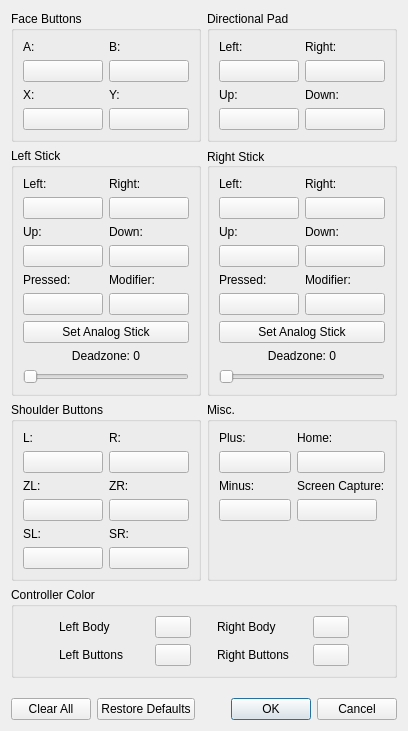
Qt form src/yuzu/configuration/configure_input_player.ui (rorrim-rorrim/eden-alt) before a commit.
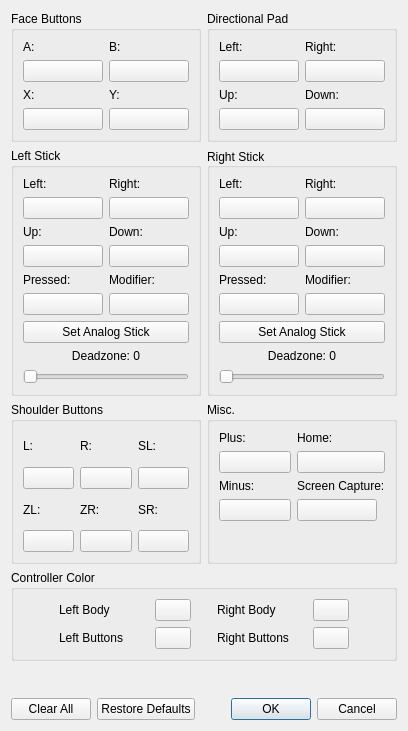
The same form after that commit.

Commit message: Place SL and SR in the right most column.

```diff
--- a/src/yuzu/configuration/configure_input_player.ui
+++ b/src/yuzu/configuration/configure_input_player.ui
@@ -927,7 +927,7 @@
           </item>
          </layout>
         </item>
-        <item row="2" column="0">
+        <item row="0" column="2">
          <layout class="QVBoxLayout" name="buttonShoulderButtonsSLVerticalLayout">
           <item>
            <layout class="QHBoxLayout" name="buttonShoulderButtonsSLHorizontalLayout">
@@ -949,7 +949,7 @@
           </item>
          </layout>
         </item>
-        <item row="2" column="1">
+        <item row="1" column="2">
          <layout class="QVBoxLayout" name="buttonShoulderButtonsSRVerticalLayout">
           <item>
            <layout class="QHBoxLayout" name="buttonShoulderButtonsSRHorizontalLayout">
```
